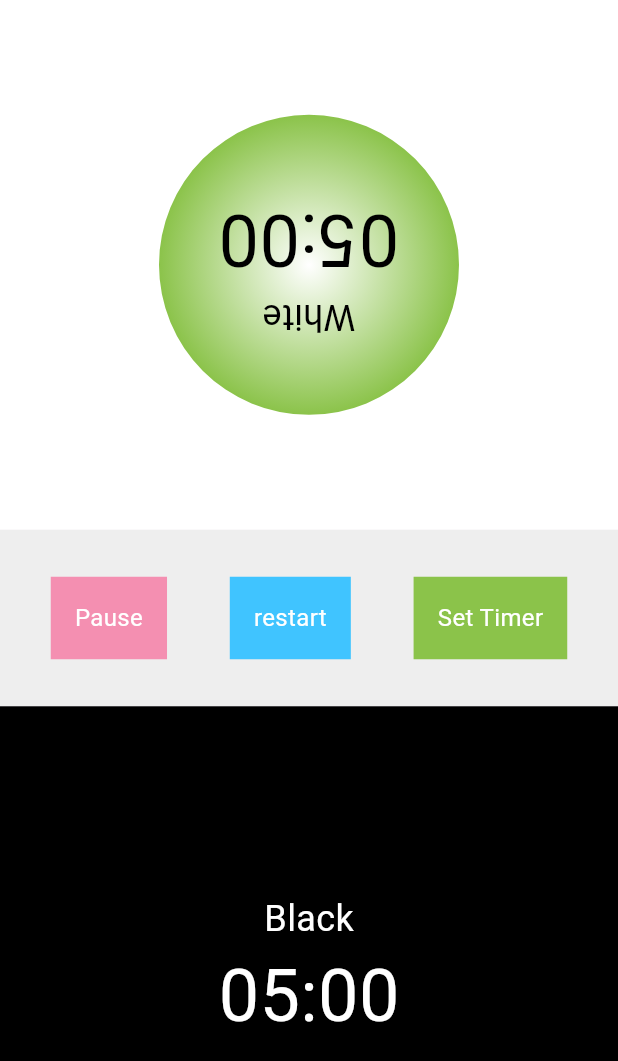
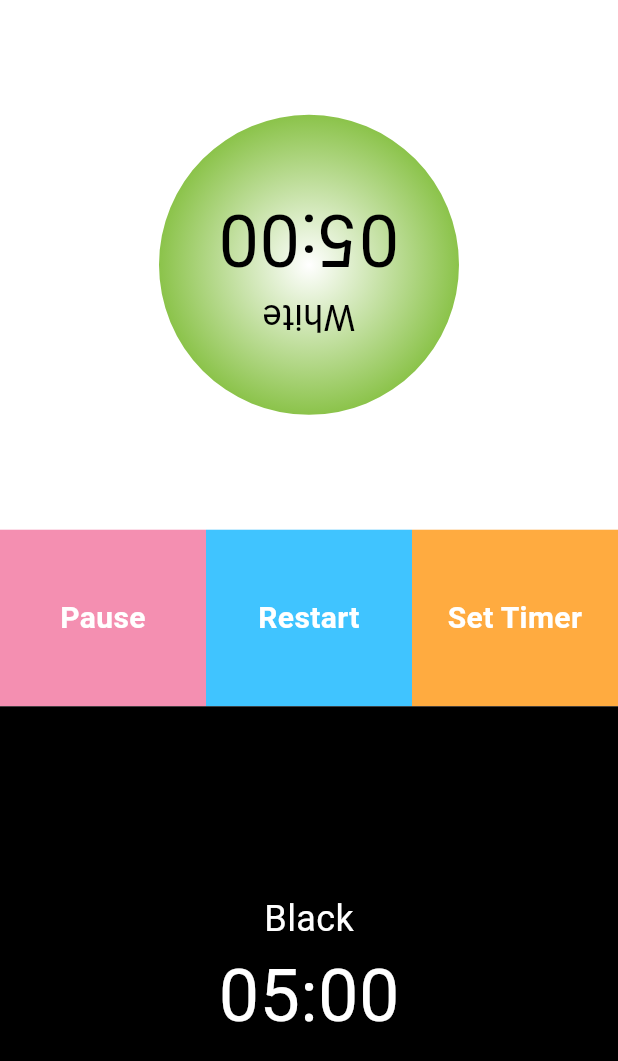
Before and after one commit to westrunner/Chess-clock, a Flutter app: the screen it shows after launch, on a phone screen of 412 x 824 dp. Shown: the top 1061 px of the screen. Run offline on Flutter 3.47's test engine with Material 3 defaults, Android fonts, the phone set to English and light mode, and no system bars.

Commit message:
change style buttons

```diff
--- a/lib/Layout/home.dart
+++ b/lib/Layout/home.dart
@@ -119,7 +119,8 @@ class _ChessClockState extends State<ChessClock> {
   @override
   Widget build(BuildContext context) {
     return Scaffold(
-      body: Column(
+      body: SafeArea(
+        child: Column(
           children: [
             Expanded(
               flex: 3,
@@ -138,28 +139,30 @@ class _ChessClockState extends State<ChessClock> {
             ),
             Expanded(
               flex: 1,
-            child: Container(
-              color: Colors.grey[200],
               child: Row(
-                mainAxisAlignment: MainAxisAlignment.spaceEvenly,
                 children: [
-                  AppButton(
+                  Expanded(
+                    child: AppButton(
                       pepeOnTap: pause,
                       textoBoton: isPaused ? 'Resume' : 'Pause',
                       fondoColor: Colors.pink.shade200,
                     ),
-                  AppButton(
+                  ),
+                  Expanded(
+                    child: AppButton(
                       pepeOnTap: restart,
-                    textoBoton: 'restart',
+                      textoBoton: 'Restart',
                       fondoColor: Colors.lightBlueAccent,
                     ),
-                  AppButton(
+                  ),
+                  Expanded(
+                    child: AppButton(
                       pepeOnTap: setTimer,
                       textoBoton: 'Set Timer',
-                    fondoColor: Colors.lightGreen,
+                      fondoColor: Colors.orangeAccent,
+                    ),
                   ),
                 ],
-              ),
               ),
             ),
             Expanded(
@@ -176,6 +179,7 @@ class _ChessClockState extends State<ChessClock> {
                 )),
           ],
         ),
+      ),
     );
   }
 }
--- a/lib/Layout/widget/app_button.dart
+++ b/lib/Layout/widget/app_button.dart
@@ -14,15 +14,18 @@ class AppButton extends StatelessWidget {
     return GestureDetector(
       onTap: pepeOnTap,
       child: Container(
-        padding: EdgeInsets.all(16),
-        margin: EdgeInsets.all(8),
+        height: 500,
+        alignment: Alignment.center,
+        padding: const EdgeInsets.all(16),
         color: fondoColor,
         child: Text(
           textoBoton,
-          style: TextStyle(
+          style: const TextStyle(
             color: Colors.white,
-            fontSize: 16,
+            fontSize: 20,
+            fontWeight: FontWeight.bold,
           ),
+          textAlign: TextAlign.center,
         ),
       ),
     );
```
Lines whose indentation alone changed are shown as unchanged.
